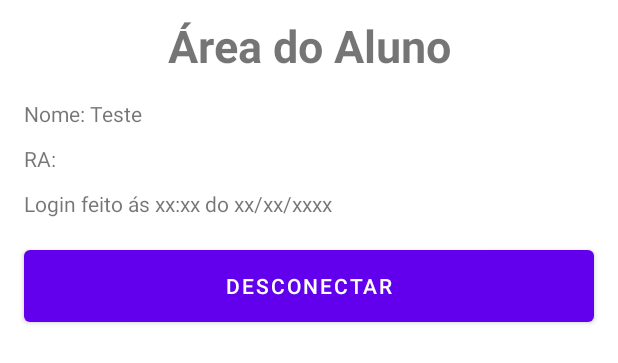
After one commit to KaiqueBM/Sistema-De-Chamada-De-Sala, an Android app: the layout activity_area_do_aluno.xml on its own in the app's theme, with its tools: preview values and no code run, on a phone screen of 412 x 824 dp. The commit adds this screen. Shown: the top 363 px of the screen. Run offline under Robolectric (Android 15) with nearby library versions, the phone set to English and light mode, and no system bars.

Commit message:
Página inicial e área do aluno

```diff
--- a/app/src/main/AndroidManifest.xml
+++ b/app/src/main/AndroidManifest.xml
@@ -10,6 +10,9 @@
         android:supportsRtl="true"
         android:theme="@style/Theme.Pdm">
         <activity
+            android:name=".AreaDoAluno"
+            android:exported="false" />
+        <activity
             android:name=".MainActivity"
             android:exported="true">
             <intent-filter>
--- /dev/null
+++ b/app/src/main/res/layout/activity_area_do_aluno.xml
@@ -0,0 +1,66 @@
+<?xml version="1.0" encoding="utf-8"?>
+<LinearLayout xmlns:android="http://schemas.android.com/apk/res/android"
+    xmlns:app="http://schemas.android.com/apk/res-auto"
+    xmlns:tools="http://schemas.android.com/tools"
+    android:layout_width="match_parent"
+    android:layout_height="match_parent"
+    android:orientation="vertical"
+    tools:context=".MainActivity">
+
+
+    <TextView
+        android:id="@+id/titleAreaDoAluno"
+        android:layout_width="match_parent"
+        android:layout_height="wrap_content"
+        android:textAlignment="center"
+        android:textSize="30dp"
+        android:textStyle="bold"
+        android:layout_marginStart="16dp"
+        android:layout_marginEnd="16dp"
+        android:layout_marginTop="10dp"
+        android:layout_marginBottom="10dp"
+        android:text="@string/TitleAreaDoAluno" />
+
+    <TextView
+        android:id="@+id/nomeAluno"
+        android:layout_width="match_parent"
+        android:layout_height="wrap_content"
+        android:layout_marginStart="16dp"
+        android:layout_marginEnd="16dp"
+        android:layout_marginTop="5dp"
+        android:layout_marginBottom="5dp"
+        android:text="@string/nomeAluno" />
+
+    <TextView
+        android:id="@+id/raAluno"
+        android:layout_width="match_parent"
+        android:layout_height="wrap_content"
+        android:layout_marginStart="16dp"
+        android:layout_marginEnd="16dp"
+        android:layout_marginTop="5dp"
+        android:layout_marginBottom="5dp"
+        android:text="RA:"/>
+
+    <TextView
+        android:id="@+id/diaLogin"
+        android:layout_width="match_parent"
+        android:layout_height="wrap_content"
+        android:layout_marginStart="16dp"
+        android:layout_marginEnd="16dp"
+        android:layout_marginTop="5dp"
+        android:layout_marginBottom="5dp"
+        android:text="@string/diaAluno" />
+
+    <Button
+        android:id="@+id/btnDeslogar"
+        android:layout_width="match_parent"
+        android:layout_height="60dp"
+        android:layout_marginStart="16dp"
+        android:layout_marginTop="10dp"
+        android:layout_marginEnd="16dp"
+        android:layout_marginBottom="10dp"
+        android:text="@string/btnDeslogar" />
+
+
+
+</LinearLayout>
--- a/app/src/main/res/values/colors.xml
+++ b/app/src/main/res/values/colors.xml
@@ -7,4 +7,8 @@
     <color name="teal_700">#FF018786</color>
     <color name="black">#FF000000</color>
     <color name="white">#FFFFFFFF</color>
+    <color name="colorPrimary">#008577</color>
+    <color name="colorPrimaryDark">#00574B</color>
+    <color name="colorAccent">#D81B60</color>
+    <color name="colorRed">#FF0000</color>
 </resources>
--- a/app/src/main/res/values/strings.xml
+++ b/app/src/main/res/values/strings.xml
@@ -1,3 +1,18 @@
 <resources>
-    <string name="app_name">Pdm</string>
+    <string name="app_name">UNICID - Chamada</string>
+    <string name="txtTelaLogin">Para logar, utilize seu RA e senha</string>
+    <string name="txtRA">Informe o seu RA:</string>
+    <string name="txtSenha">Informe a sua senha: </string>
+    <string name="btnConectar">LOGAR</string>
+
+    <string name="btnDeslogar">Desconectar</string>
+    <string name="TitleAreaDoAluno">Área do Aluno</string>
+    <string name="nomeAluno">Nome: Teste</string>
+    <string name="diaAluno">Login feito ás xx:xx do xx/xx/xxxx</string>
+
+    <string name="txtTelaPrincipal">Tela Principal</string>
+    <string name="txtFechar">Fechar</string>
+    <string name="txtSegundaTela">Segunda Tela</string>
+    <string name="txtAbrir">Abrir</string>
+    <string name="txtNavegador">Abrir o Navegador</string>
 </resources>
```
Also changed, not shown: app/src/main/java/com/example/pdm/AreaDoAluno.kt (added, +30 -0 lines), app/src/main/java/com/example/pdm/MainActivity.kt (+24 -0 lines), app/src/main/res/layout/activity_main.xml (+68 -8 lines), app/src/main/res/drawable/avatar.png (added), app/src/main/res/drawable/avatar1.png (added), app/src/main/res/drawable/avatar2.png (added), app/src/main/res/drawable/pessoa.png (added), app/src/main/res/drawable/pessoa1.png (added), app/src/main/res/drawable/senha.png (added).
